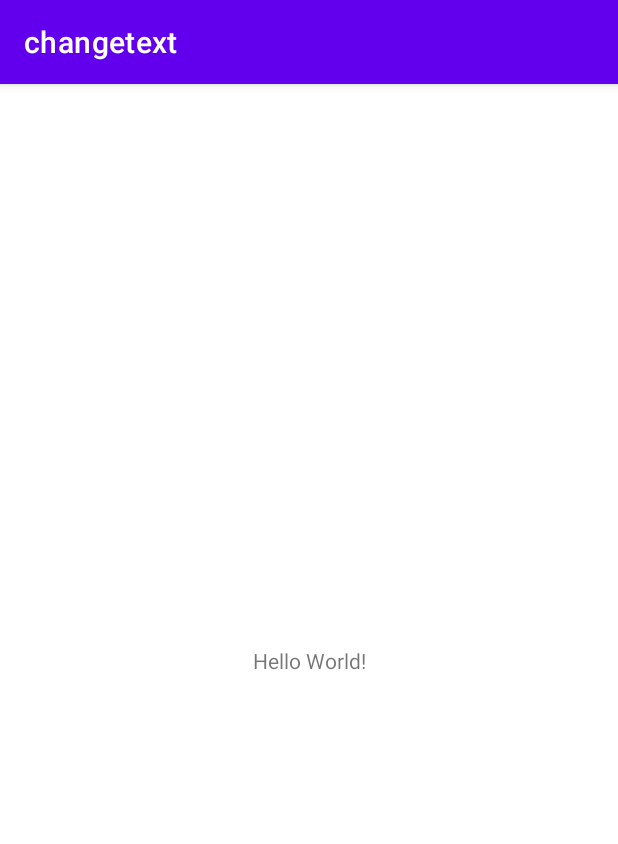
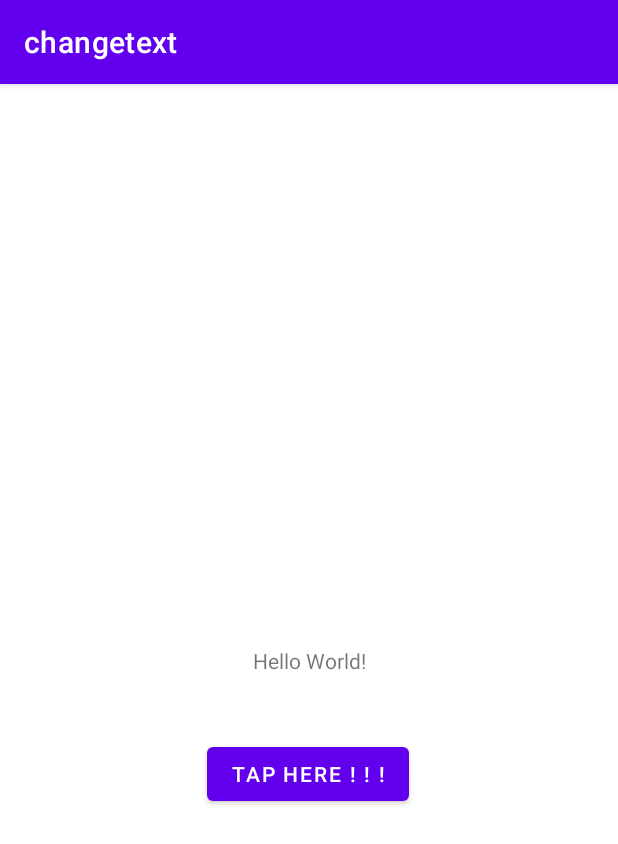
Before and after one commit to BSEF19A520/changetext, an Android app: the screen it shows after launch (MainActivity), on a phone screen of 412 x 824 dp. Shown: the top 844 px of the screen. Run offline under Robolectric (Android 15) with nearby library versions, the phone set to English and light mode, and no system bars.

Commit message:
Created front end of the App

```diff
--- a/app/src/main/res/layout/activity_main.xml
+++ b/app/src/main/res/layout/activity_main.xml
@@ -7,6 +7,7 @@
     tools:context=".MainActivity">
 
     <TextView
+        android:id="@+id/text"
         android:layout_width="wrap_content"
         android:layout_height="wrap_content"
         android:text="Hello World!"
@@ -15,4 +16,17 @@
         app:layout_constraintRight_toRightOf="parent"
         app:layout_constraintTop_toTopOf="parent" />
 
+    <Button
+        android:id="@+id/button1"
+        android:layout_width="wrap_content"
+        android:layout_height="wrap_content"
+        android:onClick="changeText"
+        android:text="Tap here ! ! !"
+        app:layout_constraintBottom_toBottomOf="parent"
+        app:layout_constraintEnd_toEndOf="parent"
+        app:layout_constraintHorizontal_bias="0.498"
+        app:layout_constraintStart_toStartOf="parent"
+        app:layout_constraintTop_toTopOf="parent"
+        app:layout_constraintVertical_bias="0.606" />
+
 </androidx.constraintlayout.widget.ConstraintLayout>
```
